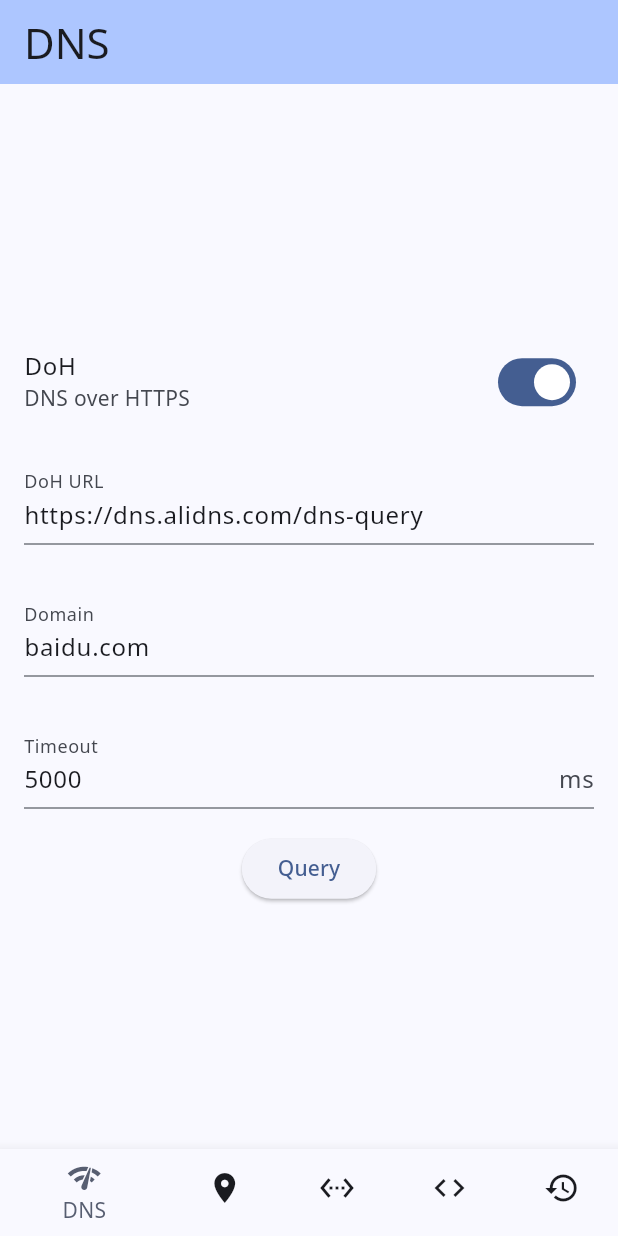
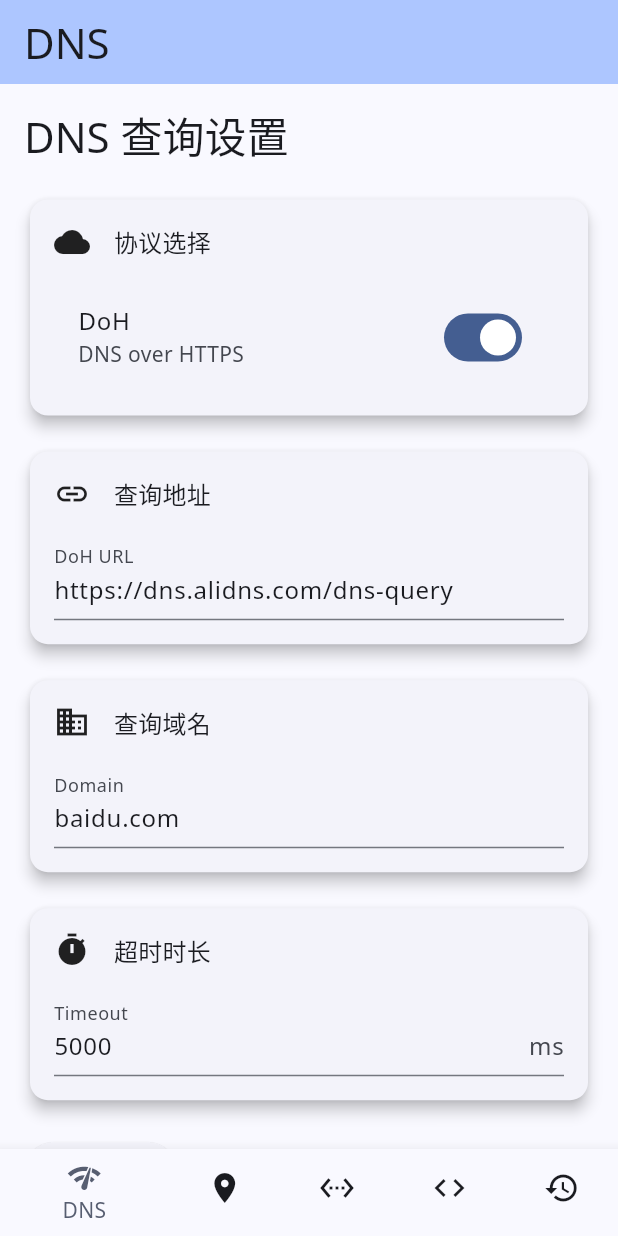
Before and after one commit to 4evergr8/WebTools, a Flutter app: the screen it shows after launch, on a phone screen of 412 x 824 dp. Run offline on Flutter 3.47's test engine with Material 3 defaults, Android fonts, the phone set to English and light mode, and no system bars; our stand-ins replace file_picker, google_fonts; missing offline and left inert: network_info_plus.

Commit message:
Update dns_screen.dart

```diff
--- a/lib/screens/dns_screen.dart
+++ b/lib/screens/dns_screen.dart
@@ -1,6 +1,7 @@
 import 'package:flutter/material.dart';
 import '/service/doh.dart';
 import '/service/dot.dart';
+import '/widgets/popup_text.dart';
 
 class DNSScreen extends StatefulWidget {
   const DNSScreen({super.key});
@@ -16,6 +17,29 @@ class _DNSScreenState extends State<DNSScreen> {
   String _domain = 'baidu.com'; // 默认查询域名
   int _timeout = 5000; // 默认超时时长（毫秒）
 
+  // 提升 TextEditingController 到类级别
+  late TextEditingController _queryUrlController;
+  late TextEditingController _domainController;
+  late TextEditingController _timeoutController;
+
+  @override
+  void initState() {
+    super.initState();
+    // 初始化控制器
+    _queryUrlController = TextEditingController(text: _queryUrl);
+    _domainController = TextEditingController(text: _domain);
+    _timeoutController = TextEditingController(text: _timeout.toString());
+  }
+
+  @override
+  void dispose() {
+    // 释放控制器
+    _queryUrlController.dispose();
+    _domainController.dispose();
+    _timeoutController.dispose();
+    super.dispose();
+  }
+
   @override
   Widget build(BuildContext context) {
     final theme = Theme.of(context);
@@ -25,12 +49,21 @@ class _DNSScreenState extends State<DNSScreen> {
         title: Text('DNS', style: theme.textTheme.headlineMedium),
         backgroundColor: theme.colorScheme.inversePrimary,
       ),
-      body: Center(
+      body: SingleChildScrollView( // 使用 SingleChildScrollView 包裹整个内容
+        padding: const EdgeInsets.all(16.0),
         child: Column(
-          mainAxisAlignment: MainAxisAlignment.center,
+          crossAxisAlignment: CrossAxisAlignment.start,
           children: [
-            // 开关按钮
-            SwitchListTile(
+            Text(
+              'DNS 查询设置',
+              style: theme.textTheme.headlineMedium,
+            ),
+            SizedBox(height: 20),
+            _buildSettingCard(
+              context,
+              icon: Icons.cloud,
+              title: '协议选择',
+              child: SwitchListTile(
                 value: _isDoh,
                 onChanged: (value) {
                   setState(() {
@@ -40,16 +73,20 @@ class _DNSScreenState extends State<DNSScreen> {
                     } else {
                       _queryUrl = 'dns.alidns.com'; // DoT 地址
                     }
+                    _queryUrlController.text = _queryUrl; // 更新控制器内容
                   });
                 },
                 title: Text(_isDoh ? 'DoH' : 'DoT'),
-              subtitle: Text(_isDoh ? 'DNS over HTTPS' : 'DNS over TLS'),
+                subtitle: Text(_isDoh ? 'DNS over HTTPS' : 'DNS over TLS（施工中）'),
               ),
-            // 查询 URL 输入框
-            Padding(
-              padding: const EdgeInsets.all(16.0),
+            ),
+            SizedBox(height: 16),
+            _buildSettingCard(
+              context,
+              icon: Icons.link,
+              title: '查询地址',
               child: TextField(
-                controller: TextEditingController(text: _queryUrl),
+                controller: _queryUrlController, // 使用类级别的控制器
                 onChanged: (value) => setState(() => _queryUrl = value),
                 decoration: InputDecoration(
                   labelText: _isDoh ? 'DoH URL' : 'DoT URL',
@@ -57,22 +94,26 @@ class _DNSScreenState extends State<DNSScreen> {
                 ),
               ),
             ),
-            // 查询域名输入框
-            Padding(
-              padding: const EdgeInsets.all(16.0),
+            SizedBox(height: 16),
+            _buildSettingCard(
+              context,
+              icon: Icons.domain,
+              title: '查询域名',
               child: TextField(
-                controller: TextEditingController(text: _domain),
+                controller: _domainController, // 使用类级别的控制器
                 onChanged: (value) => setState(() => _domain = value),
                 decoration: InputDecoration(
                   labelText: 'Domain',
                 ),
               ),
             ),
-            // 超时时长输入框
-            Padding(
-              padding: const EdgeInsets.all(16.0),
+            SizedBox(height: 16),
+            _buildSettingCard(
+              context,
+              icon: Icons.timer,
+              title: '超时时长',
               child: TextField(
-                controller: TextEditingController(text: _timeout.toString()),
+                controller: _timeoutController, // 使用类级别的控制器
                 onChanged: (value) {
                   setState(() {
                     _timeout = int.tryParse(value) ?? 5000; // 默认值为5000ms
@@ -85,24 +126,62 @@ class _DNSScreenState extends State<DNSScreen> {
                 keyboardType: TextInputType.number, // 限制输入数字
               ),
             ),
-            // 查询按钮
+            SizedBox(height: 20),
             ElevatedButton(
-              onPressed: () {
+              onPressed: () async {
+                dynamic result;
                 if (_isDoh) {
                   // 调用 DoH 查询函数
-                  dohQuery(_queryUrl, _domain, _timeout);
+                  result = await dohQuery(_queryUrl, _domain, _timeout);
                 } else {
                   // 调用 DoT 查询函数
-                  dotQuery(_queryUrl, _domain, _timeout);
+                  result = await dotQuery(_queryUrl, _domain, _timeout);
                 }
+                showTextPopup(context, result.toString());
               },
-              child: Text('Query'),
+              child: Row(
+                mainAxisSize: MainAxisSize.min, // 使内容紧凑
+                children: [
+                  Icon(Icons.dns), // 添加 DNS 图标
+                  SizedBox(width: 8), // 图标和文本之间的间距
+                  Text('查询'), // 按钮文本
+                ],
               ),
+            )
           ],
         ),
       ),
     );
   }
 
-
+  Widget _buildSettingCard(
+      BuildContext context, {
+        required IconData icon,
+        required String title,
+        required Widget child,
+      }) {
+    return Card(
+      elevation: 4, // 添加阴影
+      shape: RoundedRectangleBorder(
+        borderRadius: BorderRadius.circular(12), // 圆角
+      ),
+      child: Padding(
+        padding: const EdgeInsets.all(16.0),
+        child: Column(
+          crossAxisAlignment: CrossAxisAlignment.start,
+          children: [
+            Row(
+              children: [
+                Icon(icon, size: 24),
+                SizedBox(width: 16),
+                Text(title, style: Theme.of(context).textTheme.titleMedium),
+              ],
+            ),
+            SizedBox(height: 16),
+            child,
+          ],
+        ),
+      ),
+    );
   }
+}
```
Lines whose indentation alone changed are shown as unchanged.
